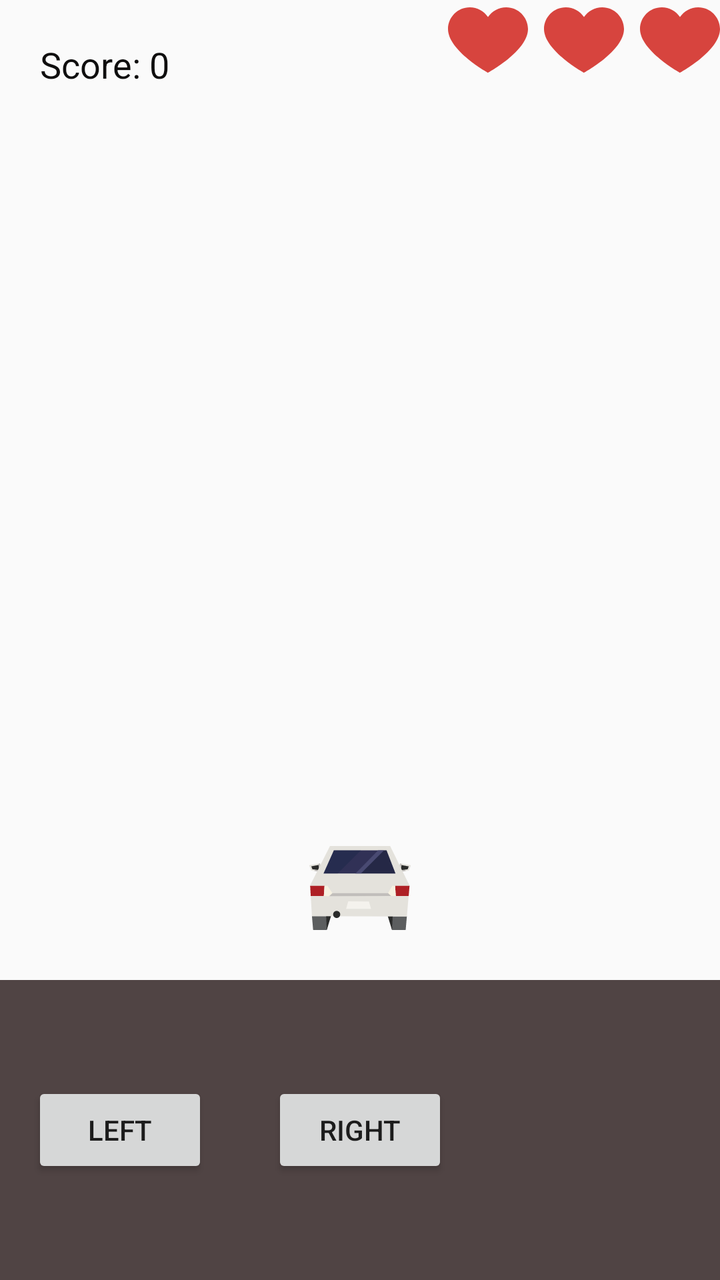
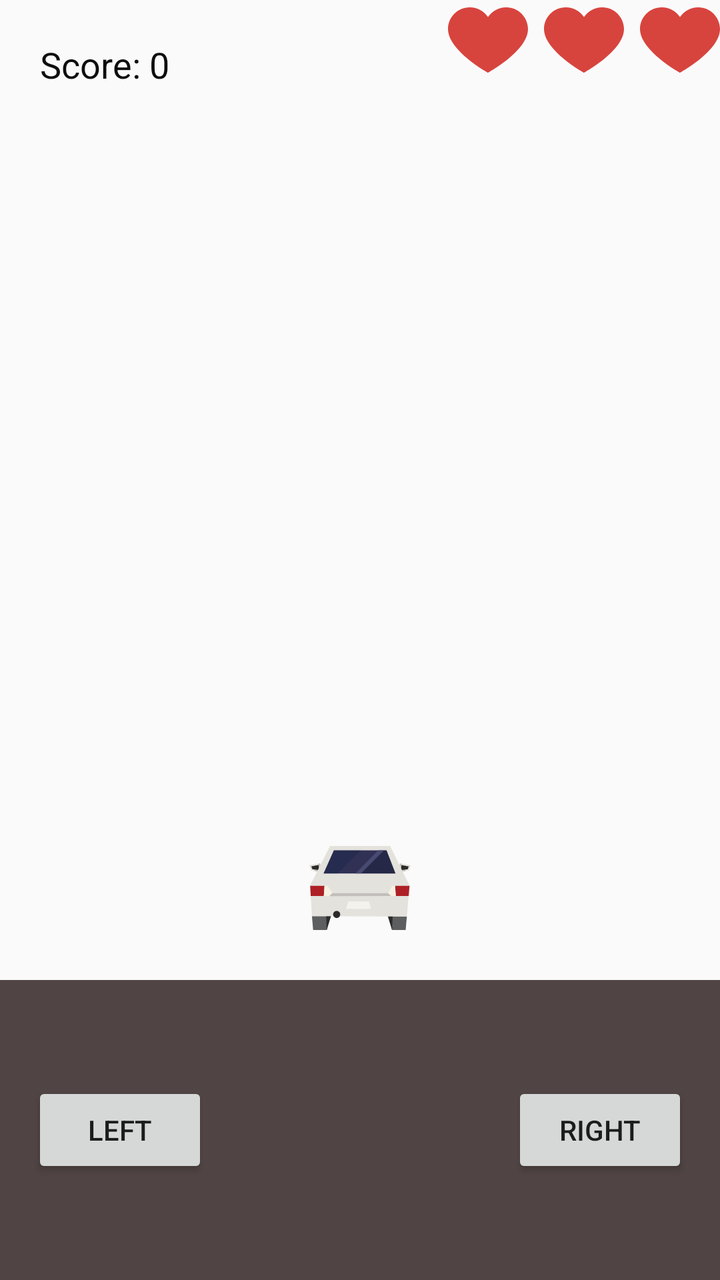

Compare the two renders of this Android layout. The source of the first and the diff that turns it into the second are given below.
<!-- AndroidManifest.xml: activity theme Theme.AppCompat.Light.NoActionBar -->
<!-- res/layout/activity_main.xml -->
<?xml version="1.0" encoding="utf-8"?>
<RelativeLayout xmlns:android="http://schemas.android.com/apk/res/android"
    xmlns:tools="http://schemas.android.com/tools"
    android:layout_width="match_parent"
    android:layout_height="match_parent">

    
    <FrameLayout
        android:id="@+id/game_area"
        android:layout_width="match_parent"
        android:layout_height="match_parent"
        android:layout_alignParentTop="true"
        android:layout_above="@id/control_area"/>

    
    <LinearLayout
        android:id="@+id/control_area"
        android:layout_width="match_parent"
        android:layout_height="150dp"
        android:layout_alignParentBottom="true"
        android:baselineAligned="false"
        android:orientation="horizontal"
        android:weightSum="3"
        android:background="#504444">

        
        <LinearLayout
            android:layout_width="0dp"
            android:layout_weight="1"
            android:layout_height="match_parent"
            android:gravity="center">
            <Button
                android:id="@+id/button_left"
                android:layout_width="wrap_content"
                android:layout_height="wrap_content"
                android:text="@string/left"/>
        </LinearLayout>

        

        
        <LinearLayout
            android:layout_width="0dp"
            android:layout_weight="1"
            android:layout_height="match_parent"
            android:gravity="center">
            <Button
                android:id="@+id/button_right"
                android:layout_width="wrap_content"
                android:layout_height="wrap_content"
                android:text="@string/right"/>
        </LinearLayout>
    </LinearLayout>

    
    <LinearLayout
        android:layout_width="wrap_content"
        android:layout_height="wrap_content"
        android:layout_alignParentTop="true"
        android:layout_alignParentEnd="true"
        android:orientation="horizontal">

        <androidx.appcompat.widget.AppCompatImageView
            android:id="@+id/main_IMG_heart0"
            android:layout_width="40dp"
            android:layout_height="40dp"
            android:src="@drawable/heart"
            android:visibility="visible"/>

        <androidx.appcompat.widget.AppCompatImageView
            android:id="@+id/main_IMG_heart1"
            android:layout_width="40dp"
            android:layout_height="40dp"
            android:layout_marginHorizontal="8dp"
            android:src="@drawable/heart"
            android:visibility="visible"/>

        <androidx.appcompat.widget.AppCompatImageView
            android:id="@+id/main_IMG_heart2"
            android:layout_width="40dp"
            android:layout_height="40dp"
            android:src="@drawable/heart"
            android:visibility="visible"/>

    </LinearLayout>

    
    <TextView
        android:id="@+id/score_text"
        android:layout_width="wrap_content"
        android:layout_height="wrap_content"
        android:layout_alignParentTop="true"
        android:layout_alignParentStart="true"
        android:text="@string/score"
        android:textSize="18sp"
        android:textColor="#0F0E0E"
        android:layout_marginTop="20dp"
        android:layout_marginStart="20dp"
        tools:ignore="RelativeOverlap" />

    
    <ImageView
        android:id="@+id/player"
        android:layout_width="100dp"
        android:layout_height="100dp"
        android:layout_centerHorizontal="true"
        android:layout_alignParentBottom="true"
        android:layout_marginBottom="150dp"
        android:contentDescription="@string/player_car"
        android:src="@drawable/car" />
</RelativeLayout>
<!-- resources referenced by this layout -->
<resources>
  <!-- drawable car: vector/xml drawable (drawable, 4281 chars, omitted) -->
  <!-- drawable heart (drawable) -->
  <?xml version="1.0" encoding="utf-8"?>
  <vector xmlns:android="http://schemas.android.com/apk/res/android"
      android:width="391.837dp"
      android:height="391.837dp"
      android:viewportWidth="391.837"
      android:viewportHeight="391.837">
  
      <path
          android:fillColor="#D7443E"
          android:pathData="M285.257,35.528c58.743,0.286,106.294,47.836,106.58,106.58 c0,107.624-195.918,214.204-195.918,214.204S0,248.165,0,142.108c0-58.862,47.717-106.58,106.58-106.58l0,0 c36.032-0.281,69.718,17.842,89.339,48.065C215.674,53.517,249.273,35.441,285.257,35.528z" />
  </vector>
  <string name="left">Left</string>
  <string name="player_car">player_car</string>
  <string name="right">Right</string>
  <string name="score">Score: 0</string>
</resources>

<!-- the commit's change to res/layout/activity_main.xml (unified diff, before → after) -->
@@ -37,7 +37,12 @@
         </LinearLayout>
 
         
-
+        <LinearLayout
+            android:layout_width="0dp"
+            android:layout_weight="1"
+            android:layout_height="match_parent"
+            android:gravity="center">
+        </LinearLayout>
         
         <LinearLayout
             android:layout_width="0dp"
